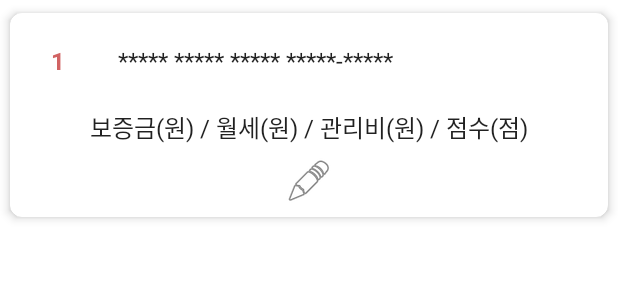
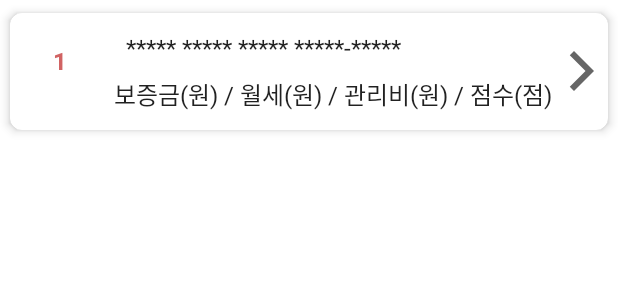
Before and after one commit to dragon20002/WhereMyHome, an Android app: the layout item_home_info.xml on its own in the app's theme, with its tools: preview values and no code run, on a phone screen of 412 x 824 dp. Shown: the top 300 px of the screen. Run offline under Robolectric (Android 15) with nearby library versions, the phone set to English and light mode, and no system bars.

Commit message:
[Update] `HomeInfo` Item Appearance

```diff
--- /dev/null
+++ b/app/src/main/res/drawable/ic_baseline_arrow_forward_ios_32.xml
@@ -0,0 +1,5 @@
+<vector android:height="32dp" android:tint="?attr/colorControlNormal"
+    android:viewportHeight="24" android:viewportWidth="24"
+    android:width="32dp" xmlns:android="http://schemas.android.com/apk/res/android">
+    <path android:fillColor="@android:color/white" android:pathData="M5.88,4.12L13.76,12l-7.88,7.88L8,22l10,-10L8,2z"/>
+</vector>
--- a/app/src/main/res/layout/item_home_info.xml
+++ b/app/src/main/res/layout/item_home_info.xml
@@ -13,13 +13,13 @@
     <LinearLayout
         android:layout_width="match_parent"
         android:layout_height="wrap_content"
-        android:orientation="vertical"
+        android:orientation="horizontal"
         android:gravity="center">
 
         <LinearLayout
-            android:layout_width="match_parent"
-            android:layout_height="wrap_content"
-            android:orientation="horizontal">
+            android:layout_width="wrap_content"
+            android:layout_height="match_parent"
+            android:orientation="vertical">
 
             <TextView
                 android:id="@+id/item_number"
@@ -31,6 +31,13 @@
                 android:gravity="center"
                 android:textStyle="bold"
                 android:textAppearance="?attr/textAppearanceListItem" />
+        </LinearLayout>
+
+        <LinearLayout
+            android:layout_width="wrap_content"
+            android:layout_height="wrap_content"
+            android:orientation="vertical"
+            android:layout_margin="@dimen/margin_small">
 
             <TextView
                 android:id="@+id/item_name"
@@ -40,8 +47,6 @@
                 android:maxLines="2"
                 android:text="***** ***** ***** *****-*****"
                 android:textAppearance="?attr/textAppearanceListItem" />
-        </LinearLayout>
-
             <TextView
                 android:id="@+id/item_desc"
                 android:layout_width="wrap_content"
@@ -50,11 +55,11 @@
                 android:layout_marginBottom="@dimen/margin_mid"
                 android:text="보증금(원) / 월세(원) / 관리비(원) / 점수(점)"
                 android:textAppearance="?attr/textAppearanceListItemSmall"/>
+        </LinearLayout>
 
         <LinearLayout
-            android:layout_width="match_parent"
-            android:layout_height="wrap_content"
-            android:layout_marginBottom="@dimen/margin_mid"
+            android:layout_width="wrap_content"
+            android:layout_height="match_parent"
             android:orientation="horizontal"
             android:gravity="center">
 
@@ -62,7 +67,7 @@
                 android:id="@+id/btn_edit"
                 android:layout_width="32dp"
                 android:layout_height="32dp"
-                android:src="@android:drawable/ic_menu_edit"
+                android:src="@drawable/ic_baseline_arrow_forward_ios_32"
                 android:contentDescription="@string/modify"
                 style="@style/Widget.MaterialComponents.Button.OutlinedButton" />
         </LinearLayout>
```
Lines whose indentation alone changed are shown as unchanged.
